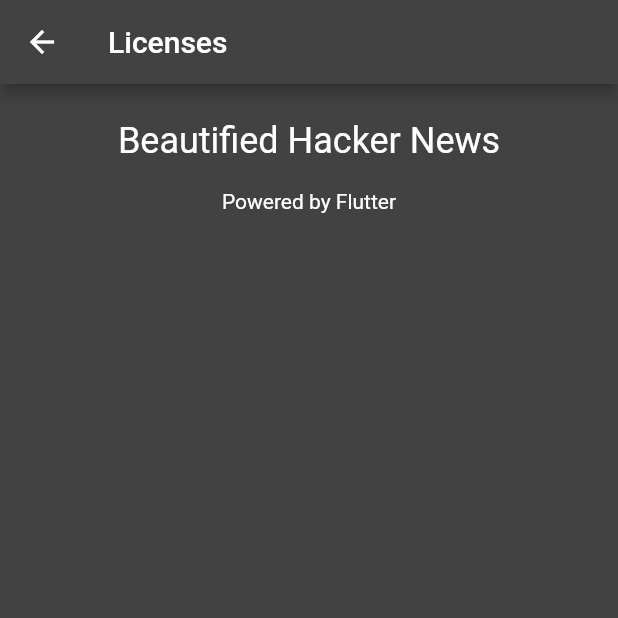
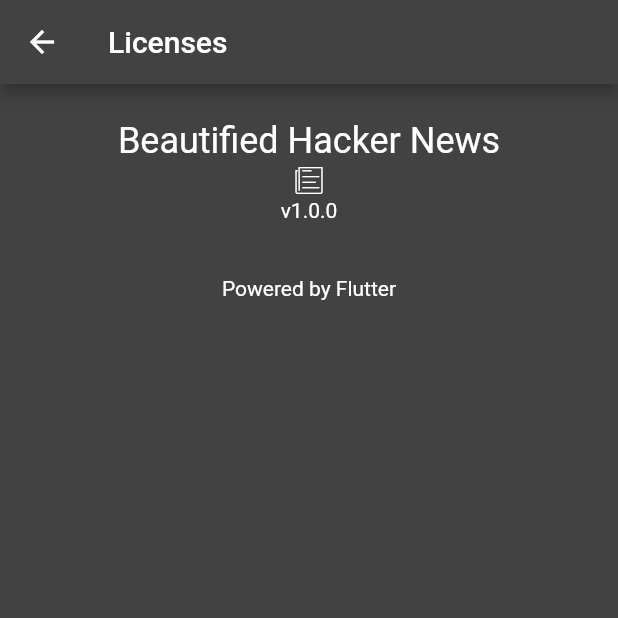
Before and after one commit to sujang958/beautified-hackernews, a Flutter app: the SettingScreen screen opened directly, after a tap on "Opensource licenses", on a phone screen of 412 x 824 dp, the top half of it. Run offline on Flutter 3.47's test engine with Material 2 defaults, Android fonts, the phone set to English and light mode, and no system bars; our stand-ins replace flutter_html; network calls fail; Roboto replaces fonts that are missing (Pretendard).

```diff
--- a/lib/models/story.dart
+++ b/lib/models/story.dart
@@ -15,6 +15,7 @@ class Story extends Item {
   final int score;
   final String title;
   final String url;
+  final String content;
 
   const Story({
     required id,
@@ -24,10 +25,13 @@ class Story extends Item {
     required this.score,
     required this.title,
     required this.url,
+    required this.content,
   }) : super(id: id, by: by, time: time);
 
   factory Story.fromJson(Map<String, dynamic> json) {
+    print(json);
     return Story(
+      content: json['text'] ?? '',
       id: json['id'],
       by: json['by'],
       commentIds: json['kids'] == null ? [] : List.from(json['kids']),
--- a/lib/screens/setting.dart
+++ b/lib/screens/setting.dart
@@ -36,7 +36,10 @@ class _SettingScreenState extends State<SettingScreen> {
                               GestureDetector(
                                 behavior: HitTestBehavior.translucent,
                                 onTap: () {
-                                  showLicensePage(context: context);
+                                  showLicensePage(
+                                    context: context,
+                                    applicationIcon: Icon(CupertinoIcons.news),
+                                    applicationVersion: "v1.0.0");
                                 },
                                 child: Container(
                                   padding: const EdgeInsets.symmetric(
```
Also changed, not shown: lib/screens/detail.dart (+13 -4 lines).
